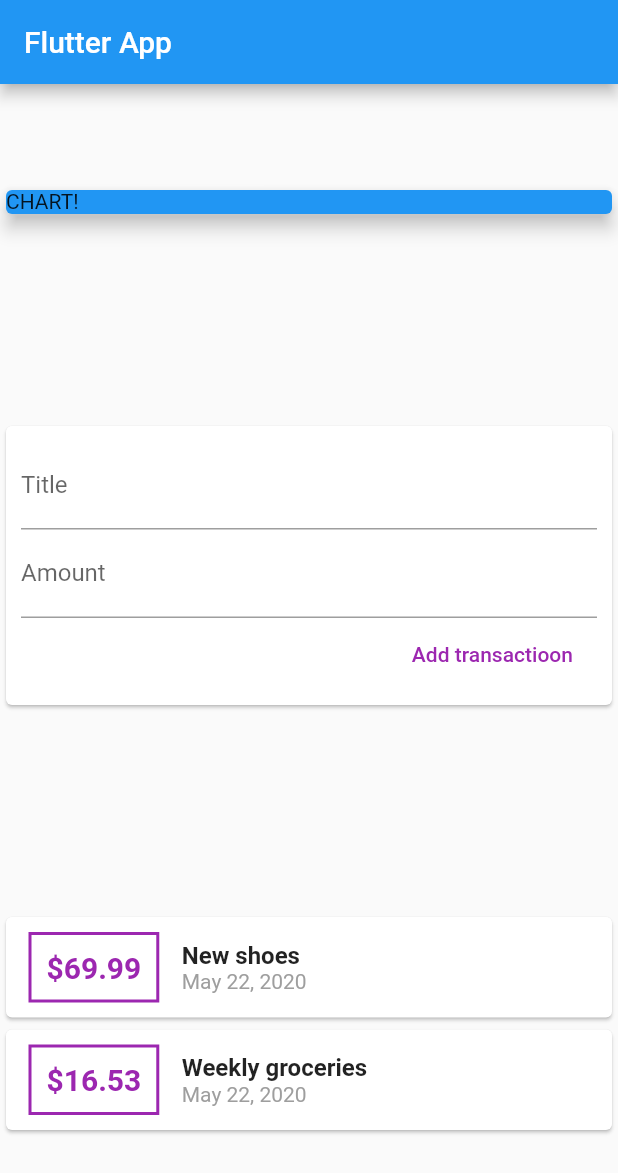
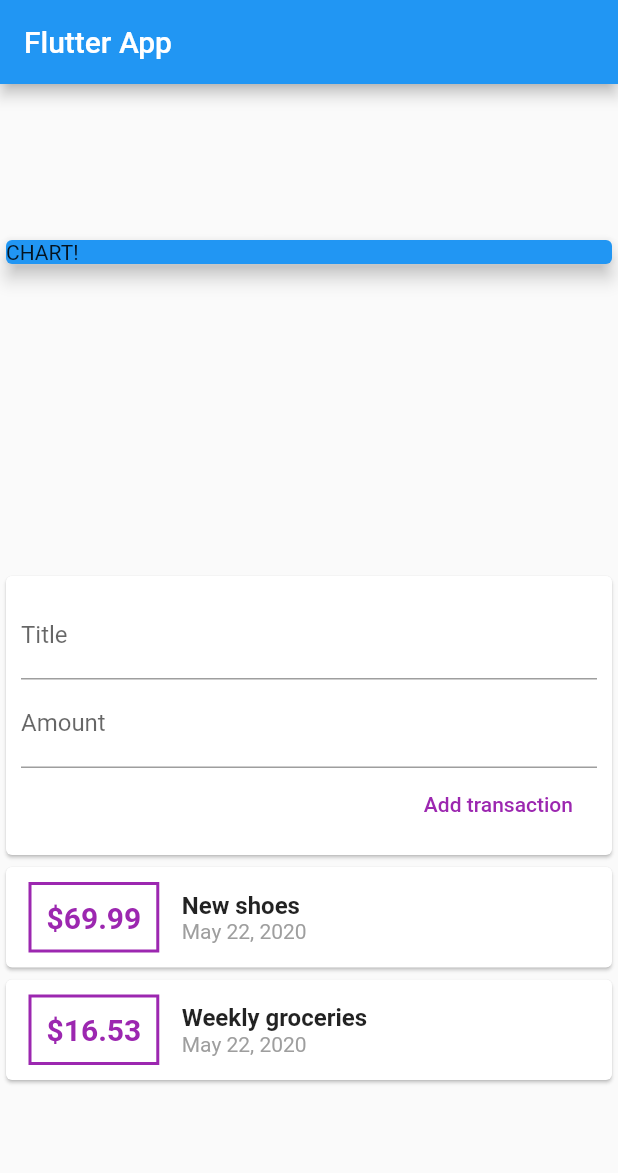
Before and after one commit to leosuncin/flutter_expense_app, a Flutter app: the screen it shows after launch, on a phone screen of 412 x 824 dp. Shown: the top 1173 px of the screen. Run offline on Flutter 3.47's test engine with Material 2 defaults, Android fonts, the phone set to English and light mode, and no system bars.

Commit message:
Splitting the app into widgets

```diff
--- a/lib/main.dart
+++ b/lib/main.dart
@@ -1,6 +1,6 @@
 import 'package:flutter/material.dart';
-import 'package:intl/intl.dart';
-import './transaction.dart';
+
+import './widgets/user_transactions.dart';
 
 void main() => runApp(MyApp());
 
@@ -15,22 +15,6 @@ class MyApp extends StatelessWidget {
 }
 
 class MyHomePage extends StatelessWidget {
-  final List<Transaction> transactions = [
-    Transaction(
-      id: 't1',
-      title: 'New shoes',
-      amount: 69.99,
-      date: DateTime.now(),
-    ),
-    Transaction(
-      id: 't2',
-      title: 'Weekly groceries',
-      amount: 16.53,
-      date: DateTime.now(),
-    ),
-  ];
-  final titleController = TextEditingController();
-  final amountController = TextEditingController();
 
   @override
   Widget build(BuildContext context) {
@@ -50,76 +34,7 @@ class MyHomePage extends StatelessWidget {
               elevation: 5,
             ),
           ),
-          Card(
-            child: Container(
-              padding: EdgeInsets.all(10),
-              child: Column(
-                crossAxisAlignment: CrossAxisAlignment.end,
-                children: <Widget>[
-                  TextField(
-                      decoration: InputDecoration(labelText: 'Title'),
-                      controller: titleController),
-                  TextField(
-                      decoration: InputDecoration(labelText: 'Amount'),
-                      controller: amountController),
-                  FlatButton(
-                    child: Text('Add transactioon'),
-                    textColor: Colors.purple,
-                    onPressed: () {
-                      print(titleController.text);
-                      print(amountController.text);
-                    },
-                  ),
-                ],
-              ),
-            ),
-          ),
-          Column(
-            children: transactions
-                .map((transaction) => Card(
-                      child: Row(
-                        children: <Widget>[
-                          Container(
-                            margin: EdgeInsets.symmetric(
-                              vertical: 10,
-                              horizontal: 15,
-                            ),
-                            decoration: BoxDecoration(
-                                border: Border.all(
-                              color: Colors.purple,
-                              width: 2,
-                            )),
-                            padding: EdgeInsets.all(10),
-                            child: Text(
-                              '\$${transaction.amount.toStringAsFixed(2)}',
-                              style: TextStyle(
-                                fontWeight: FontWeight.bold,
-                                fontSize: 20,
-                                color: Colors.purple,
-                              ),
-                            ),
-                          ),
-                          Column(
-                            crossAxisAlignment: CrossAxisAlignment.start,
-                            children: <Widget>[
-                              Text(
-                                transaction.title,
-                                style: TextStyle(
-                                  fontSize: 16,
-                                  fontWeight: FontWeight.bold,
-                                ),
-                              ),
-                              Text(
-                                DateFormat.yMMMd().format(transaction.date),
-                                style: TextStyle(color: Colors.grey),
-                              ),
-                            ],
-                          )
-                        ],
-                      ),
-                    ))
-                .toList(),
-          ),
+          UserTransactions(),
         ],
       ),
     );
--- /dev/null
+++ b/lib/widgets/new_transaction.dart
@@ -0,0 +1,34 @@
+import 'package:flutter/material.dart';
+
+class NewTransaction extends StatelessWidget {
+  final titleController = TextEditingController();
+  final amountController = TextEditingController();
+
+  @override
+  Widget build(BuildContext context) {
+    return Card(
+      child: Container(
+        padding: EdgeInsets.all(10),
+        child: Column(
+          crossAxisAlignment: CrossAxisAlignment.end,
+          children: <Widget>[
+            TextField(
+                decoration: InputDecoration(labelText: 'Title'),
+                controller: titleController),
+            TextField(
+                decoration: InputDecoration(labelText: 'Amount'),
+                controller: amountController),
+            FlatButton(
+              child: Text('Add transaction'),
+              textColor: Colors.purple,
+              onPressed: () {
+                print(titleController.text);
+                print(amountController.text);
+              },
+            ),
+          ],
+        ),
+      ),
+    );
+  }
+}
--- /dev/null
+++ b/lib/widgets/transaction_list.dart
@@ -0,0 +1,60 @@
+import 'package:flutter/material.dart';
+import 'package:intl/intl.dart';
+
+import '../models/transaction.dart';
+
+class TransactionList extends StatelessWidget {
+  final List<Transaction> _transactions;
+
+  TransactionList(this._transactions);
+
+  @override
+  Widget build(BuildContext context) {
+    return Column(
+      children: _transactions
+          .map((transaction) => Card(
+                child: Row(
+                  children: <Widget>[
+                    Container(
+                      margin: EdgeInsets.symmetric(
+                        vertical: 10,
+                        horizontal: 15,
+                      ),
+                      decoration: BoxDecoration(
+                          border: Border.all(
+                        color: Colors.purple,
+                        width: 2,
+                      )),
+                      padding: EdgeInsets.all(10),
+                      child: Text(
+                        '\$${transaction.amount.toStringAsFixed(2)}',
+                        style: TextStyle(
+                          fontWeight: FontWeight.bold,
+                          fontSize: 20,
+                          color: Colors.purple,
+                        ),
+                      ),
+                    ),
+                    Column(
+                      crossAxisAlignment: CrossAxisAlignment.start,
+                      children: <Widget>[
+                        Text(
+                          transaction.title,
+                          style: TextStyle(
+                            fontSize: 16,
+                            fontWeight: FontWeight.bold,
+                          ),
+                        ),
+                        Text(
+                          DateFormat.yMMMd().format(transaction.date),
+                          style: TextStyle(color: Colors.grey),
+                        ),
+                      ],
+                    )
+                  ],
+                ),
+              ))
+          .toList(),
+    );
+  }
+}
--- /dev/null
+++ b/lib/widgets/user_transactions.dart
@@ -0,0 +1,37 @@
+import 'package:flutter/material.dart';
+
+import './new_transaction.dart';
+import './transaction_list.dart';
+import '../models/transaction.dart';
+
+class UserTransactions extends StatefulWidget {
+  @override
+  _UserTransactionsState createState() => _UserTransactionsState();
+}
+
+class _UserTransactionsState extends State<UserTransactions> {
+  final List<Transaction> _userTransactions = [
+    Transaction(
+      id: 't1',
+      title: 'New shoes',
+      amount: 69.99,
+      date: DateTime.now(),
+    ),
+    Transaction(
+      id: 't2',
+      title: 'Weekly groceries',
+      amount: 16.53,
+      date: DateTime.now(),
+    ),
+  ];
+
+  @override
+  Widget build(BuildContext context) {
+    return Column(
+      children: <Widget>[
+        NewTransaction(),
+        TransactionList(_userTransactions),
+      ],
+    );
+  }
+}
```
Also changed, not shown: lib/models/transaction.dart (renamed from lib/transaction.dart).
